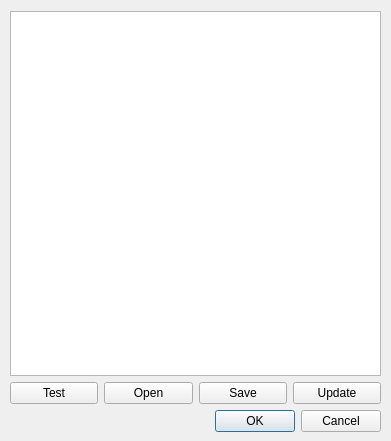
Above: neurolabi/gui/zsegmentationprojectdialog.ui from janelia-flyem/NeuTu before the change. Below: the same form after it.
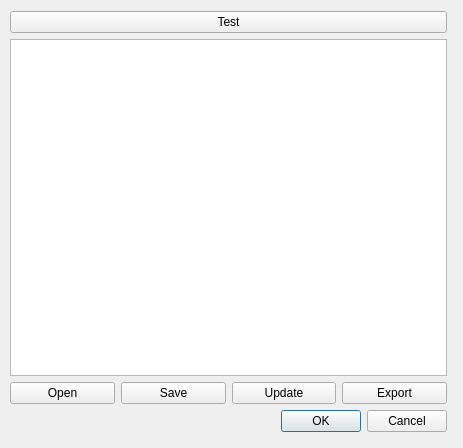
That is the form after the change.

What changed in the file:
```diff
--- a/neurolabi/gui/zsegmentationprojectdialog.ui
+++ b/neurolabi/gui/zsegmentationprojectdialog.ui
@@ -6,8 +6,8 @@
    <rect>
     <x>0</x>
     <y>0</y>
-    <width>391</width>
-    <height>441</height>
+    <width>463</width>
+    <height>448</height>
    </rect>
   </property>
   <property name="windowTitle">
@@ -18,23 +18,23 @@
     <rect>
      <x>10</x>
      <y>11</y>
-     <width>371</width>
+     <width>437</width>
      <height>421</height>
     </rect>
    </property>
    <layout class="QVBoxLayout" name="verticalLayout">
+    <item>
+     <widget class="QPushButton" name="testPushButton">
+      <property name="text">
+       <string>Test</string>
+      </property>
+     </widget>
+    </item>
     <item>
      <widget class="QTreeView" name="treeView"/>
     </item>
     <item>
      <layout class="QHBoxLayout" name="horizontalLayout">
-      <item>
-       <widget class="QPushButton" name="testPushButton">
-        <property name="text">
-         <string>Test</string>
-        </property>
-       </widget>
-      </item>
       <item>
        <widget class="QPushButton" name="openPushButton">
         <property name="text">
@@ -56,6 +56,13 @@
         </property>
        </widget>
       </item>
+      <item>
+       <widget class="QPushButton" name="exportPushButton">
+        <property name="text">
+         <string>Export</string>
+        </property>
+       </widget>
+      </item>
      </layout>
     </item>
     <item>
```
Left out of the diff: 2 changed lines with no effect on the pictures.
